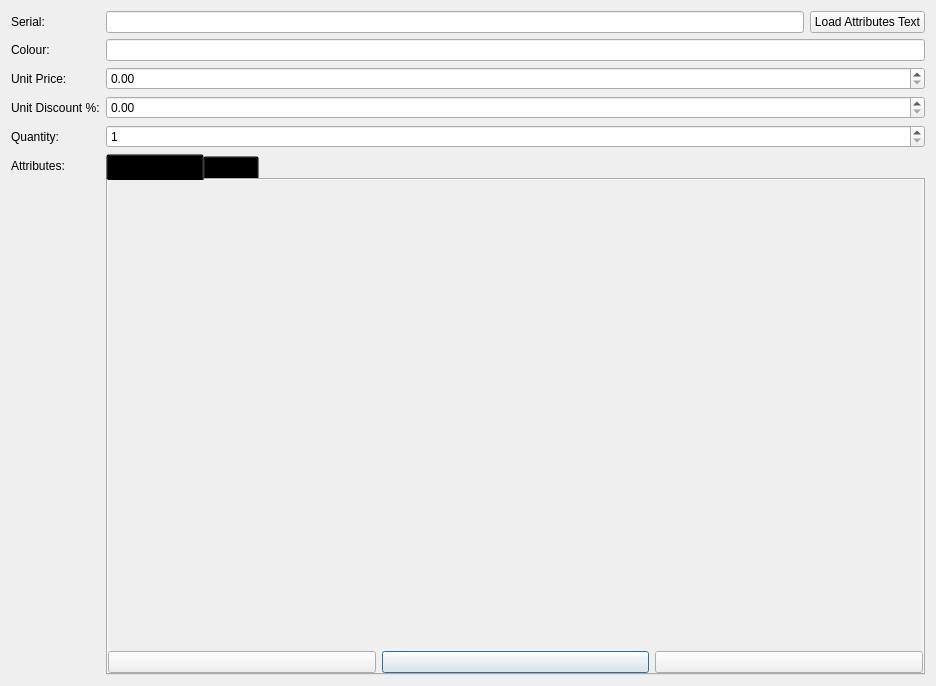
This is widgets/StoreTab/deal/itemdetails.ui in abdulroufsidhu/bms as Qt 5 draws it before an edit. The edited form follows.
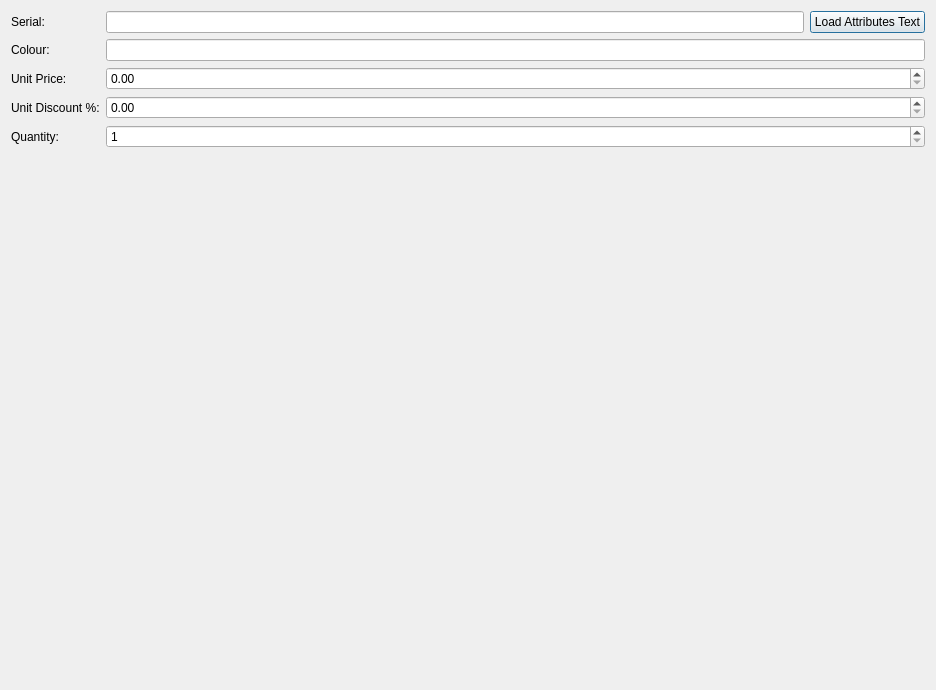
This is the edited form. Icons and pictures are not drawn.

```diff
--- a/widgets/StoreTab/deal/itemdetails.ui
+++ b/widgets/StoreTab/deal/itemdetails.ui
@@ -7,14 +7,29 @@
     <x>0</x>
     <y>0</y>
     <width>936</width>
-    <height>686</height>
+    <height>690</height>
    </rect>
   </property>
   <property name="windowTitle">
    <string>Dialog</string>
   </property>
   <layout class="QGridLayout" name="gridLayout">
+   <item row="1" column="0">
+    <spacer name="verticalSpacer">
+     <property name="orientation">
+      <enum>Qt::Vertical</enum>
+     </property>
+     <property name="sizeHint" stdset="0">
+      <size>
+       <width>20</width>
+       <height>40</height>
+      </size>
+     </property>
+    </spacer>
+   </item>
    <item row="0" column="0">
+    <layout class="QVBoxLayout" name="v_layout">
+     <item>
     <layout class="QFormLayout" name="formLayout">
      <item row="0" column="0">
       <widget class="QLabel" name="label_8">
@@ -23,6 +38,30 @@
        </property>
       </widget>
      </item>
+       <item row="0" column="1">
+        <layout class="QHBoxLayout" name="horizontalLayout">
+         <item>
+          <widget class="QLineEdit" name="le_serial"/>
+         </item>
+         <item>
+          <widget class="QPushButton" name="btn_conf_serial">
+           <property name="text">
+            <string>Load Attributes Text</string>
+           </property>
+           <property name="icon">
+            <iconset resource="../../../resources/icons.qrc">
+             <normaloff>:/icons/icons/send-check.svg</normaloff>:/icons/icons/send-check.svg</iconset>
+           </property>
+           <property name="iconSize">
+            <size>
+             <width>22</width>
+             <height>22</height>
+            </size>
+           </property>
+          </widget>
+         </item>
+        </layout>
+       </item>
      <item row="1" column="0">
       <widget class="QLabel" name="label_11">
        <property name="text">
@@ -57,183 +96,6 @@
      <item row="3" column="1">
       <widget class="QDoubleSpinBox" name="sb_discount"/>
      </item>
-     <item row="5" column="0">
-      <widget class="QLabel" name="label_10">
-       <property name="text">
-        <string>Attributes: </string>
-       </property>
-      </widget>
-     </item>
-     <item row="5" column="1">
-      <widget class="QTabWidget" name="tab_widget_attributes">
-       <property name="minimumSize">
-        <size>
-         <width>0</width>
-         <height>500</height>
-        </size>
-       </property>
-       <property name="styleSheet">
-        <string notr="true">QTabBar{
-	background-color: transparent;
-}</string>
-       </property>
-       <property name="currentIndex">
-        <number>0</number>
-       </property>
-       <widget class="QWidget" name="tab_selectors">
-        <property name="layoutDirection">
-         <enum>Qt::LeftToRight</enum>
-        </property>
-        <property name="autoFillBackground">
-         <bool>true</bool>
-        </property>
-        <attribute name="title">
-         <string>SELECTORS</string>
-        </attribute>
-        <layout class="QGridLayout" name="layout_tab_selectors">
-         <property name="leftMargin">
-          <number>0</number>
-         </property>
-         <property name="topMargin">
-          <number>0</number>
-         </property>
-         <property name="rightMargin">
-          <number>0</number>
-         </property>
-         <property name="bottomMargin">
-          <number>0</number>
-         </property>
-         <item row="2" column="1">
-          <widget class="QPushButton" name="btn_plus">
-           <property name="sizePolicy">
-            <sizepolicy hsizetype="Preferred" vsizetype="Fixed">
-             <horstretch>0</horstretch>
-             <verstretch>0</verstretch>
-            </sizepolicy>
-           </property>
-           <property name="styleSheet">
-            <string notr="true">drop-shadow: 1px 1px 5px black;</string>
-           </property>
-           <property name="text">
-            <string/>
-           </property>
-           <property name="icon">
-            <iconset resource="../../../resources/icons.qrc">
-             <normaloff>:/icons/icons/node-plus.svg</normaloff>:/icons/icons/node-plus.svg</iconset>
-           </property>
-           <property name="iconSize">
-            <size>
-             <width>32</width>
-             <height>32</height>
-            </size>
-           </property>
-           <property name="flat">
-            <bool>false</bool>
-           </property>
-          </widget>
-         </item>
-         <item row="2" column="2">
-          <widget class="QPushButton" name="btn_insert_attrib">
-           <property name="sizePolicy">
-            <sizepolicy hsizetype="Preferred" vsizetype="Fixed">
-             <horstretch>0</horstretch>
-             <verstretch>0</verstretch>
-            </sizepolicy>
-           </property>
-           <property name="text">
-            <string/>
-           </property>
-           <property name="icon">
-            <iconset resource="../../../resources/icons.qrc">
-             <normaloff>:/icons/icons/send-check.svg</normaloff>:/icons/icons/send-check.svg</iconset>
-           </property>
-           <property name="iconSize">
-            <size>
-             <width>32</width>
-             <height>32</height>
-            </size>
-           </property>
-          </widget>
-         </item>
-         <item row="2" column="0">
-          <widget class="QPushButton" name="btn_remove_last">
-           <property name="text">
-            <string/>
-           </property>
-           <property name="icon">
-            <iconset resource="../../../resources/icons.qrc">
-             <normaloff>:/icons/icons/node-minus.svg</normaloff>:/icons/icons/node-minus.svg</iconset>
-           </property>
-           <property name="iconSize">
-            <size>
-             <width>32</width>
-             <height>32</height>
-            </size>
-           </property>
-          </widget>
-         </item>
-         <item row="0" column="0" colspan="3">
-          <widget class="QScrollArea" name="scrollArea_2">
-           <property name="frameShape">
-            <enum>QFrame::NoFrame</enum>
-           </property>
-           <property name="widgetResizable">
-            <bool>true</bool>
-           </property>
-           <property name="alignment">
-            <set>Qt::AlignLeading|Qt::AlignLeft|Qt::AlignVCenter</set>
-           </property>
-           <widget class="QWidget" name="scrollAreaWidgetContents_2">
-            <property name="geometry">
-             <rect>
-              <x>0</x>
-              <y>0</y>
-              <width>794</width>
-              <height>423</height>
-             </rect>
-            </property>
-            <layout class="QVBoxLayout" name="v_layout_tab_selectors">
-             <property name="leftMargin">
-              <number>0</number>
-             </property>
-             <property name="topMargin">
-              <number>0</number>
-             </property>
-             <property name="rightMargin">
-              <number>0</number>
-             </property>
-             <property name="bottomMargin">
-              <number>0</number>
-             </property>
-            </layout>
-           </widget>
-          </widget>
-         </item>
-        </layout>
-       </widget>
-       <widget class="QWidget" name="tab_text">
-        <property name="autoFillBackground">
-         <bool>true</bool>
-        </property>
-        <attribute name="title">
-         <string>TEXT</string>
-        </attribute>
-        <layout class="QGridLayout" name="layout_tab_text">
-         <item row="1" column="0">
-          <widget class="QTextEdit" name="te_attributes_text">
-           <property name="html">
-            <string>&lt;!DOCTYPE HTML PUBLIC &quot;-//W3C//DTD HTML 4.0//EN&quot; &quot;http://www.w3.org/TR/REC-html40/strict.dtd&quot;&gt;
-&lt;html&gt;&lt;head&gt;&lt;meta name=&quot;qrichtext&quot; content=&quot;1&quot; /&gt;&lt;style type=&quot;text/css&quot;&gt;
-p, li { white-space: pre-wrap; }
-&lt;/style&gt;&lt;/head&gt;&lt;body style=&quot; font-family:'Cantarell'; font-size:11pt; font-weight:400; font-style:normal;&quot;&gt;
-&lt;p style=&quot;-qt-paragraph-type:empty; margin-top:0px; margin-bottom:0px; margin-left:0px; margin-right:0px; -qt-block-indent:0; text-indent:0px;&quot;&gt;&lt;br /&gt;&lt;/p&gt;&lt;/body&gt;&lt;/html&gt;</string>
-           </property>
-          </widget>
-         </item>
-        </layout>
-       </widget>
-      </widget>
-     </item>
      <item row="4" column="0">
       <widget class="QLabel" name="label">
        <property name="text">
@@ -248,28 +110,6 @@
        </property>
        <property name="maximum">
         <number>999999999</number>
-       </property>
-      </widget>
-     </item>
-     <item row="0" column="1">
-      <layout class="QHBoxLayout" name="horizontalLayout">
-       <item>
-        <widget class="QLineEdit" name="le_serial"/>
-       </item>
-       <item>
-        <widget class="QPushButton" name="btn_conf_serial">
-         <property name="text">
-          <string>Load Attributes Text</string>
-         </property>
-         <property name="icon">
-          <iconset resource="../../../resources/icons.qrc">
-           <normaloff>:/icons/icons/send-check.svg</normaloff>:/icons/icons/send-check.svg</iconset>
-         </property>
-         <property name="iconSize">
-          <size>
-           <width>22</width>
-           <height>22</height>
-          </size>
          </property>
         </widget>
        </item>
```
Lines whose indentation alone changed are shown as unchanged.
